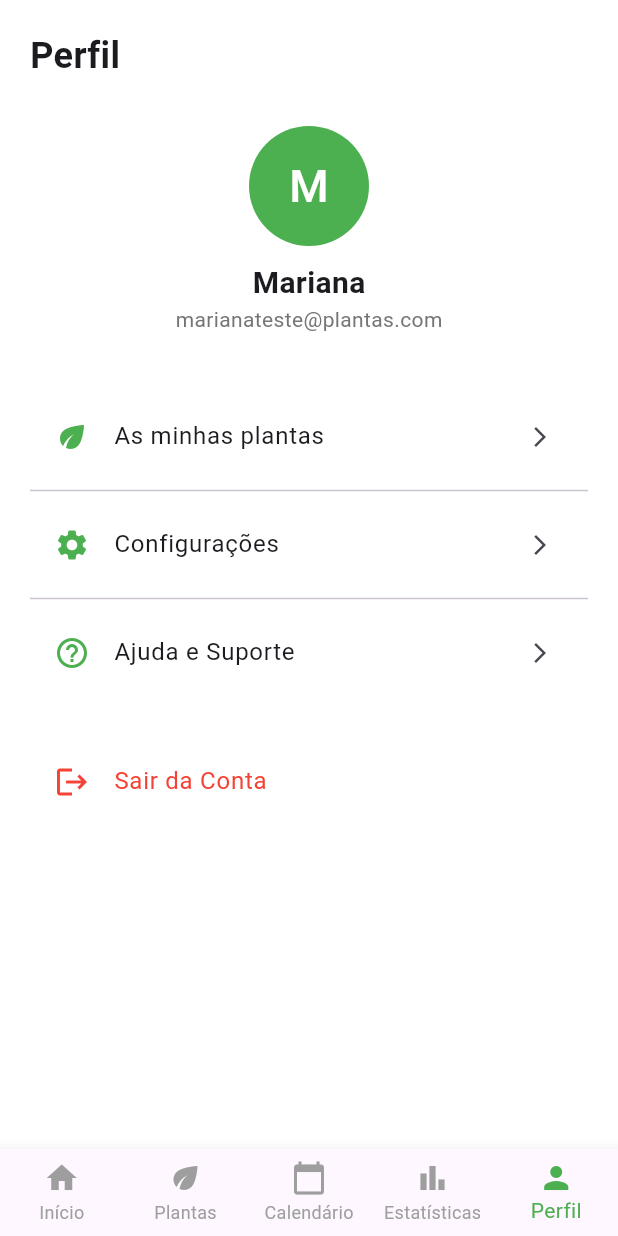
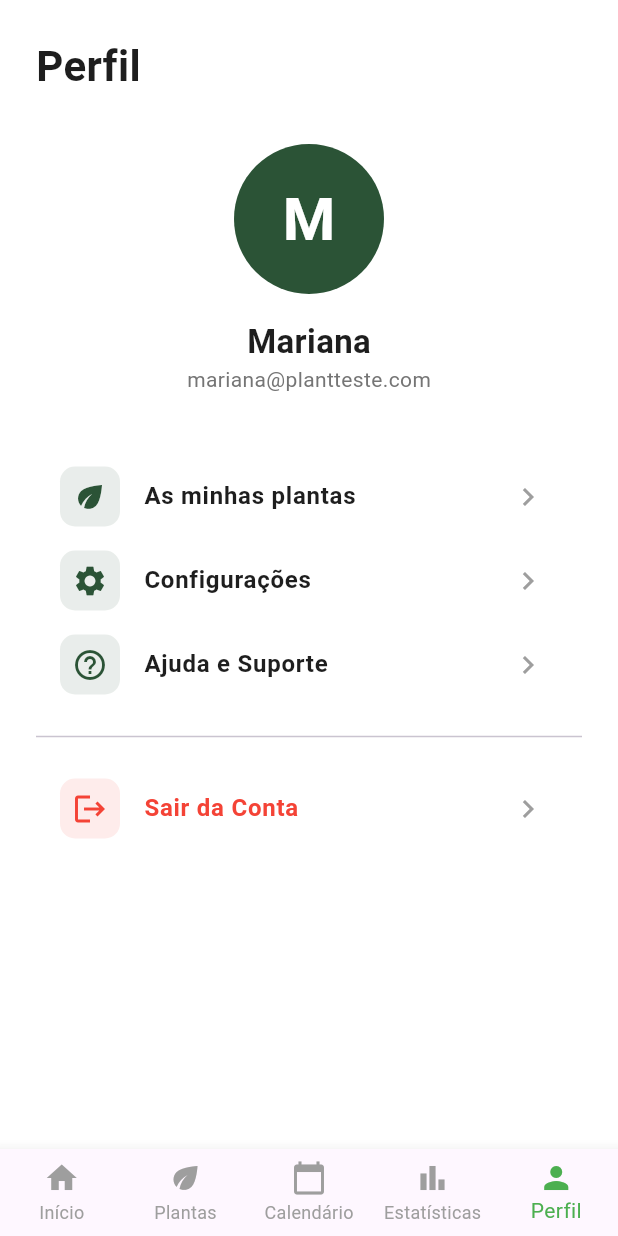
Before and after one commit to diogoAraujo-EST/projeto_cm-CERES, a Flutter app: the MainNavScreen screen opened directly, item 5 of the bottom bar chosen, on a phone screen of 412 x 824 dp. Run offline on Flutter 3.47's test engine with Material 3 defaults, Android fonts, the phone set to English and light mode, and no system bars.

Commit message:
Profile Screen Ideia final
Remodelação da screen profile ainda hardcoded

```diff
--- a/lib/screens/profile_screen.dart
+++ b/lib/screens/profile_screen.dart
@@ -1,5 +1,7 @@
 import 'package:flutter/material.dart';
-import 'package:projeto_cm/screens/Welcome_screen.dart';
+import 'package:projeto_cm/screens/welcome_screen.dart';
+import '../constants/colors.dart';
+
 
 class ProfileScreen extends StatelessWidget {
   const ProfileScreen({super.key});
@@ -8,77 +10,61 @@ class ProfileScreen extends StatelessWidget {
   Widget build(BuildContext context) {
     return SafeArea(
       child: ListView(
-        padding: const EdgeInsets.all(20.0),
+        padding: const EdgeInsets.all(24.0),
         children: [
-          const Text(
-            'Perfil',
-            style: TextStyle(fontSize: 24, fontWeight: FontWeight.bold),
-          ),
-          const SizedBox(height: 30),
+          const Text('Perfil', style: TextStyle(fontSize: 28, fontWeight: FontWeight.bold, color: CERESColors.textMain)),
+          const SizedBox(height: 32),
 
-          // Avatar e Nome Hardcoded
+          // Avatar e Nome
           Center(
             child: Column(
               children: [
                 const CircleAvatar(
-                  radius: 40,
-                  backgroundColor: Colors.green, // Cor básica
-                  child: Text(
-                    'M',
-                    style: TextStyle(fontSize: 30, color: Colors.white),
-                  ),
+                  radius: 50,
+                  backgroundColor: CERESColors.primaryDarkGreen,
+                  child: Text('M', style: TextStyle(fontSize: 40, color: Colors.white, fontWeight: FontWeight.bold)),
                 ),
-                const SizedBox(height: 10),
-                const Text(
-                  'Mariana',
-                  style: TextStyle(fontSize: 20, fontWeight: FontWeight.bold),
-                ),
-                Text(
-                  'marianateste@plantas.com',
-                  style: TextStyle(fontSize: 14, color: Colors.grey.shade600),
-                ),
+                const SizedBox(height: 16),
+                const Text('Mariana', style: TextStyle(fontSize: 22, fontWeight: FontWeight.bold, color: CERESColors.textMain)),
+                Text('mariana@plantteste.com', style: TextStyle(fontSize: 14, color: Colors.grey.shade600)),
               ],
             ),
           ),
           const SizedBox(height: 40),
 
-          const ListTile(
-            leading: Icon(Icons.eco, color: Colors.green),
-            title: Text('As minhas plantas'),
-            trailing: Icon(Icons.arrow_forward_ios, size: 16),
-          ),
-          const Divider(),
+          // Menu de Opções
+          _buildMenuTile(Icons.eco, 'As minhas plantas', () {}),
+          _buildMenuTile(Icons.settings, 'Configurações', () {}),
+          _buildMenuTile(Icons.help_outline, 'Ajuda e Suporte', () {}),
 
-          const ListTile(
-            leading: Icon(Icons.settings, color: Colors.green),
-            title: Text('Configurações'),
-            trailing: Icon(Icons.arrow_forward_ios, size: 16),
-          ),
-          const Divider(),
+          const Divider(height: 40),
 
-          const ListTile(
-            leading: Icon(Icons.help_outline, color: Colors.green),
-            title: Text('Ajuda e Suporte'),
-            trailing: Icon(Icons.arrow_forward_ios, size: 16),
-          ),
-
-          const SizedBox(height: 30),
-
-          //Logout
-          ListTile(
-            leading: const Icon(Icons.logout, color: Colors.red),
-            title: const Text('Sair da Conta', style: TextStyle(color: Colors.red)),
-            onTap: () {
-              // Apaga o histórico todo e volta para o ecrã de início de sessão
+          _buildMenuTile(Icons.logout, 'Sair da Conta', () {
+              // volta para o inicio
               Navigator.pushAndRemoveUntil(
                 context,
                 MaterialPageRoute(builder: (context) => const WelcomeScreen()),
-                (Route<dynamic> route) => false, // O 'false' destrói as páginas anteriores
+                (Route<dynamic> route) => false, // apaga as screens anteriores
               );
-            },
-          ),
+            }, isDestructive: true),
         ],
       ),
     );
   }
+
+  Widget _buildMenuTile(IconData icon, String title, VoidCallback onTap, {bool isDestructive = false}) {
+    return ListTile(
+      leading: Container(
+        padding: const EdgeInsets.all(8),
+        decoration: BoxDecoration(
+          color: isDestructive ? Colors.red.withOpacity(0.1) : CERESColors.primaryDarkGreen.withOpacity(0.1),
+          borderRadius: BorderRadius.circular(10),
+        ),
+        child: Icon(icon, color: isDestructive ? Colors.red : CERESColors.primaryDarkGreen),
+      ),
+      title: Text(title, style: TextStyle(fontWeight: FontWeight.bold, color: isDestructive ? Colors.red : CERESColors.textMain)),
+      trailing: const Icon(Icons.chevron_right, color: Colors.grey),
+      onTap: onTap,
+    );
+  }
 }
```
